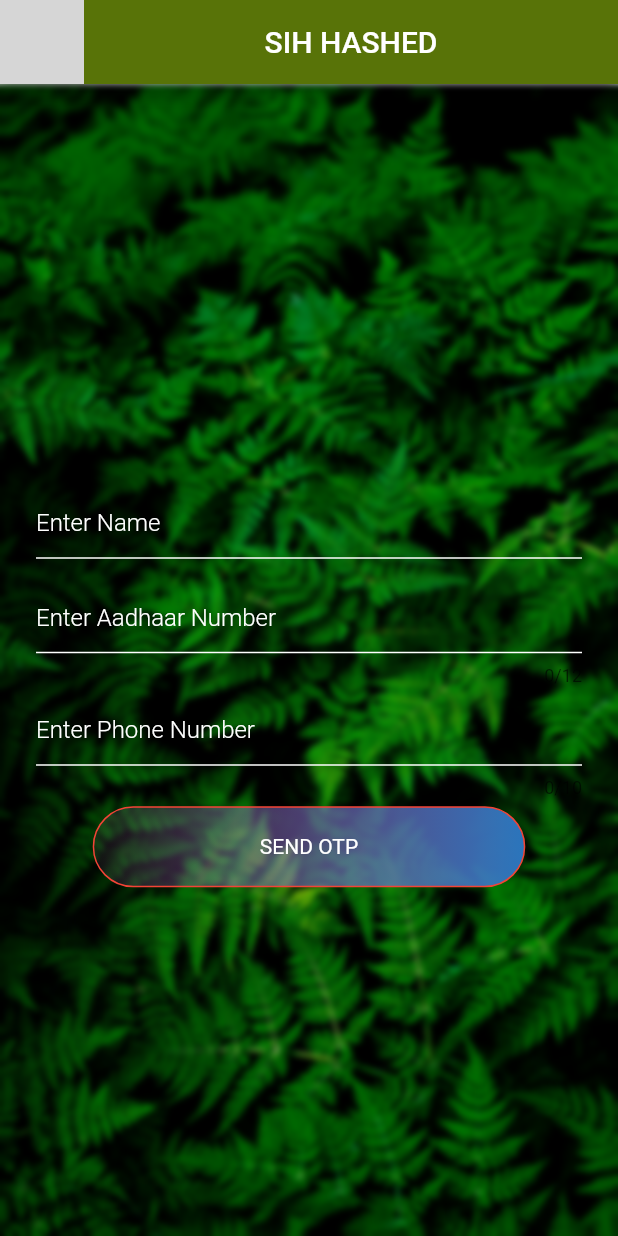
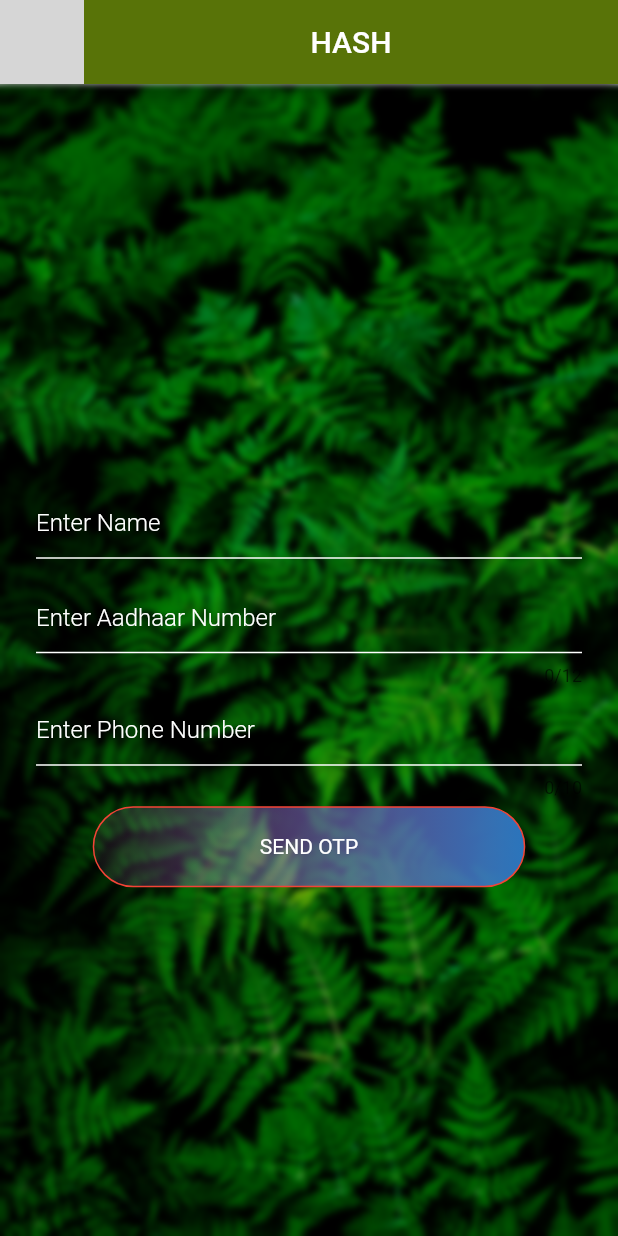
Before and after one commit to Akshatsaxena18/HASH_SRMHackathon, a Flutter app: the screen it shows after launch, on a phone screen of 412 x 824 dp. Run offline on Flutter 3.47's test engine with Material 2 defaults, Android fonts, the phone set to English and light mode, and no system bars; our stand-ins replace cloud_firestore, file_picker, firebase_core, firebase_storage, geocoding, geolocator and 3 more; missing offline and left inert: cloud_firestore_platform_interface, flutter_phone_direct_caller, hashd, learning_translate, text_to_speech; accounts and stored records are empty; statements that could not run were skipped; grey boxes are pictures that could not be loaded.

Commit message:
minor updates

```diff
--- a/lib/screens/login_page.dart
+++ b/lib/screens/login_page.dart
@@ -64,14 +64,14 @@ class _LoginPageState extends State<LoginPage> {
     return Scaffold(
       appBar: AppBar(
         backgroundColor: Color(0xff587308),
-        title: Center(child: Text("SIH HASHED")),
+        title: Center(child: Text("HASH")),
         leading: GestureDetector(
           onTap: () {
             // Navigator.push(context, MaterialPageRoute(builder: (context)=>TempPage()));
           },
           child: Container(
             child: Image.asset(
-                "assets/images/sihlogo.png",
+                "assets/images/logo.png",
               width: 100,
               height: 100,
             )
@@ -139,7 +139,7 @@ class _LoginPageState extends State<LoginPage> {
                           child: Column(
                             children: [
                               // Text(
-                              //   "SIH-HASHD",
+                              //   "HASH",
                               //   style: TextStyle(
                               //     color: Colors.white
                               //   ),
```
